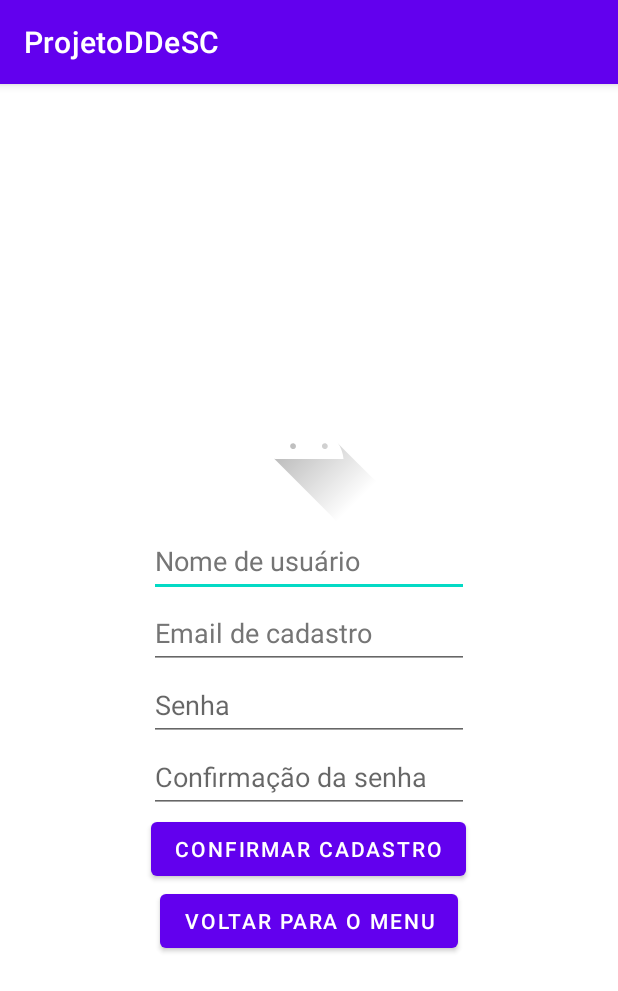
After one commit to JPB1234/DDeSC_Aplicativo, an Android app: the CadastroActivity screen opened directly, with no data from a screen before it, on a phone screen of 412 x 824 dp. The commit adds this screen. Shown: the top 991 px of the screen. Run offline under Robolectric (Android 15) with nearby library versions, the phone set to English and light mode, and no system bars; our stand-ins replace Firebase (no records; nobody signed in at launch, a user with empty details on screens opened directly).

Commit message:
Cadastro via email e senha funcional

```diff
--- a/app/build.gradle
+++ b/app/build.gradle
@@ -49,4 +49,6 @@ dependencies {
     testImplementation 'junit:junit:4.13.2'
     androidTestImplementation 'androidx.test.ext:junit:1.1.3'
     androidTestImplementation 'androidx.test.espresso:espresso-core:3.4.0'
+
+    implementation 'com.google.firebase:firebase-database-ktx:20.1.0'
 }
--- /dev/null
+++ b/app/src/main/res/layout/activity_form_cadastro.xml
@@ -0,0 +1,79 @@
+<?xml version="1.0" encoding="utf-8"?>
+
+<androidx.core.widget.NestedScrollView
+    android:layout_width="match_parent"
+    android:layout_height="match_parent"
+    android:fillViewport="true"
+    xmlns:android="http://schemas.android.com/apk/res/android">
+
+<LinearLayout
+    xmlns:app="http://schemas.android.com/apk/res-auto"
+    xmlns:tools="http://schemas.android.com/tools"
+    android:layout_width="match_parent"
+    android:layout_height="match_parent"
+    android:gravity="center"
+    android:orientation="vertical"
+    tools:context=".CadastroActivity">
+
+    <ImageView
+        android:id="@+id/imageView"
+        android:layout_width="match_parent"
+        android:layout_height="wrap_content"
+        app:srcCompat="@drawable/ic_launcher_foreground" />
+
+    <EditText
+        android:id="@+id/editTextNomeDeUsuario"
+        android:layout_width="wrap_content"
+        android:layout_height="wrap_content"
+        android:ems="10"
+        android:hint="@string/edit_nome_de_usuario"
+        android:inputType="textPersonName"
+        android:minHeight="48dp"
+        android:textColorHint="#757575"
+        android:autofillHints="" />
+
+    <EditText
+        android:id="@+id/editTextEmailDeCadastro"
+        android:layout_width="wrap_content"
+        android:layout_height="wrap_content"
+        android:ems="10"
+        android:hint="@string/edit_email_de_cadastro"
+        android:inputType="textEmailAddress"
+        android:minHeight="48dp"
+        android:textColorHint="#757575"
+        android:autofillHints="" />
+
+    <EditText
+        android:id="@+id/editTextSenhaDeCadastro"
+        android:layout_width="wrap_content"
+        android:layout_height="wrap_content"
+        android:ems="10"
+        android:hint="@string/edit_senha_de_cadastro"
+        android:inputType="textPassword"
+        android:minHeight="48dp"
+        android:importantForAutofill="no" />
+    <EditText
+        android:id="@+id/editTextConfirmarSenhaDeCadastro"
+        android:layout_width="wrap_content"
+        android:layout_height="wrap_content"
+        android:ems="10"
+        android:hint="@string/edit_confirmar_senha_de_cadastro"
+        android:inputType="textPassword"
+        android:minHeight="48dp"
+        android:importantForAutofill="no" />
+
+    <Button
+        android:id="@+id/botaoConfirmarCadastro"
+        android:layout_width="wrap_content"
+        android:layout_height="wrap_content"
+        android:text="@string/Botao_confirma_cadastro" />
+
+    <Button
+        android:id="@+id/botaoVoltarParaMenu"
+        android:layout_width="wrap_content"
+        android:layout_height="wrap_content"
+        android:text="@string/botao_voltar_menu" />
+
+</LinearLayout>
+
+</androidx.core.widget.NestedScrollView>
--- a/app/src/main/res/layout/activity_main.xml
+++ b/app/src/main/res/layout/activity_main.xml
@@ -72,4 +72,10 @@
         android:text="@string/text_cadastro"
         android:textColor="#3F51B5" />
 
+    <Button
+        android:id="@+id/botaoCadastro"
+        android:layout_width="wrap_content"
+        android:layout_height="wrap_content"
+        android:text="@string/Botao_cadastro" />
+
 </LinearLayout>
--- a/app/src/main/res/values/strings.xml
+++ b/app/src/main/res/values/strings.xml
@@ -5,6 +5,16 @@
     <string name="botao_entrar">Entrar</string>
     <string name="text_ou">ou</string>
     <string name="botao_sair">Sair</string>
-    <string name="text_cadastro">Ainda não possui uma conta? Cadastre-se</string>
+    <string name="text_cadastro">Ainda não possui uma conta?</string>
     <string name="Botao_convidado">Entrar como convidado</string>
+
+    <string name="Botao_cadastro">Cadastre-se</string>
+
+    <string name="edit_nome_de_usuario">Nome de usuário</string>
+    <string name="edit_email_de_cadastro">Email de cadastro</string>
+    <string name="edit_senha_de_cadastro">Senha</string>
+    <string name="edit_confirmar_senha_de_cadastro">Confirmação da senha</string>
+    <string name="Botao_confirma_cadastro">Confirmar cadastro</string>
+    <string name="botao_voltar_menu">Voltar para o menu</string>
+
 </resources>
```
Also changed, not shown: app/src/main/AndroidManifest.xml (+9 -0 lines), app/src/main/java/com/example/ddesc_aplicativo/CadastroActivity.kt (added, +87 -0 lines), app/src/main/java/com/example/ddesc_aplicativo/MainActivity.kt (+8 -1 lines).
